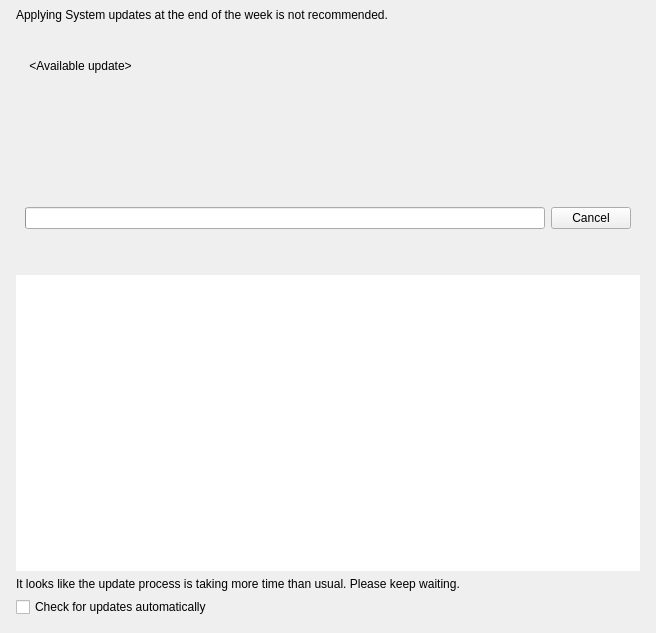
Old version of the form client/nx_client_desktop/src/ui/widgets/system_settings/server_updates_widget.ui in the repository networkoptix/nx_open.
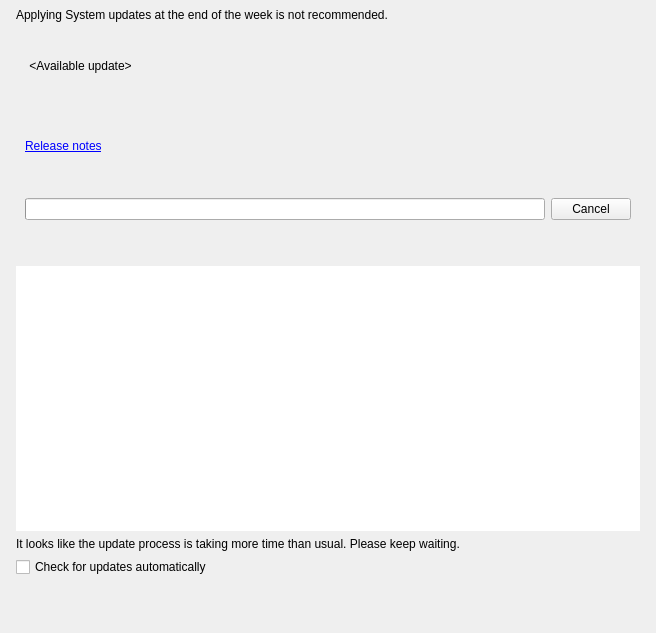
New version of the form. The open tabs and pages were chosen to show the change. Custom widgets are drawn as their Qt base class.

Commit message:
VMS-11261: Fixed update tab and hidden controls affecting the layout
Properly cleaning and hiding release notes and other information. Now this
hidden information does not affect layout of the dialog.

<==== Mercurial data ====>
Branch: vms_3.2

Diff of the .ui file:
```diff
--- a/client/nx_client_desktop/src/ui/widgets/system_settings/server_updates_widget.ui
+++ b/client/nx_client_desktop/src/ui/widgets/system_settings/server_updates_widget.ui
@@ -202,7 +202,7 @@
             <property name="sizeHint" stdset="0">
              <size>
               <width>534</width>
-              <height>20</height>
+              <height>0</height>
              </size>
             </property>
            </spacer>
@@ -233,14 +233,10 @@
        </widget>
       </item>
       <item>
-       <widget class="QStackedWidget" name="infoStackedWidget">
-        <property name="currentIndex">
-         <number>0</number>
-        </property>
-        <widget class="QWidget" name="releaseNotesPage">
+       <widget class="QWidget" name="infoWidget" native="true">
          <layout class="QVBoxLayout" name="verticalLayout_3">
-          <property name="bottomMargin">
-           <number>8</number>
+         <property name="spacing">
+          <number>2</number>
           </property>
           <item>
            <widget class="QLabel" name="releaseNotesLabel">
@@ -258,22 +254,6 @@
           </item>
          </layout>
         </widget>
-        <widget class="QWidget" name="errorPage">
-         <layout class="QHBoxLayout" name="horizontalLayout">
-          <property name="bottomMargin">
-           <number>8</number>
-          </property>
-          <item>
-           <widget class="QLabel" name="errorLabel">
-            <property name="text">
-             <string notr="true"/>
-            </property>
-           </widget>
-          </item>
-         </layout>
-        </widget>
-        <widget class="QWidget" name="emptyInfoPage"/>
-       </widget>
       </item>
       <item>
        <widget class="QStackedWidget" name="updateStackedWidget">
@@ -357,7 +337,7 @@
    </item>
    <item>
     <widget class="QWidget" name="widget" native="true">
-     <layout class="QVBoxLayout" name="verticalLayout_2" stretch="1,0,0">
+     <layout class="QVBoxLayout" name="verticalLayout_2" stretch="1,0,0,0">
       <property name="leftMargin">
        <number>16</number>
       </property>
@@ -415,6 +395,19 @@
         </property>
        </widget>
       </item>
+      <item>
+       <spacer name="verticalSpacer">
+        <property name="orientation">
+         <enum>Qt::Vertical</enum>
+        </property>
+        <property name="sizeHint" stdset="0">
+         <size>
+          <width>20</width>
+          <height>40</height>
+         </size>
+        </property>
+       </spacer>
+      </item>
      </layout>
     </widget>
    </item>
```
Left out of the diff: 22 changed lines with no effect on the pictures. Lines whose indentation alone changed are shown as unchanged. The commit also changes 1 other file.
